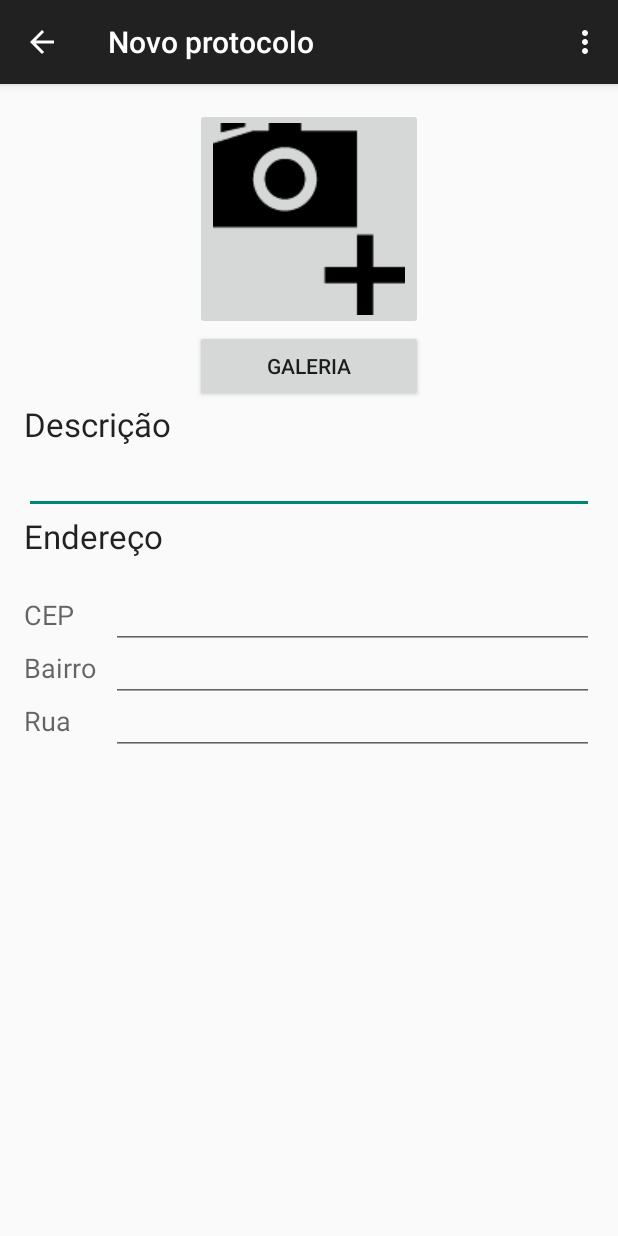
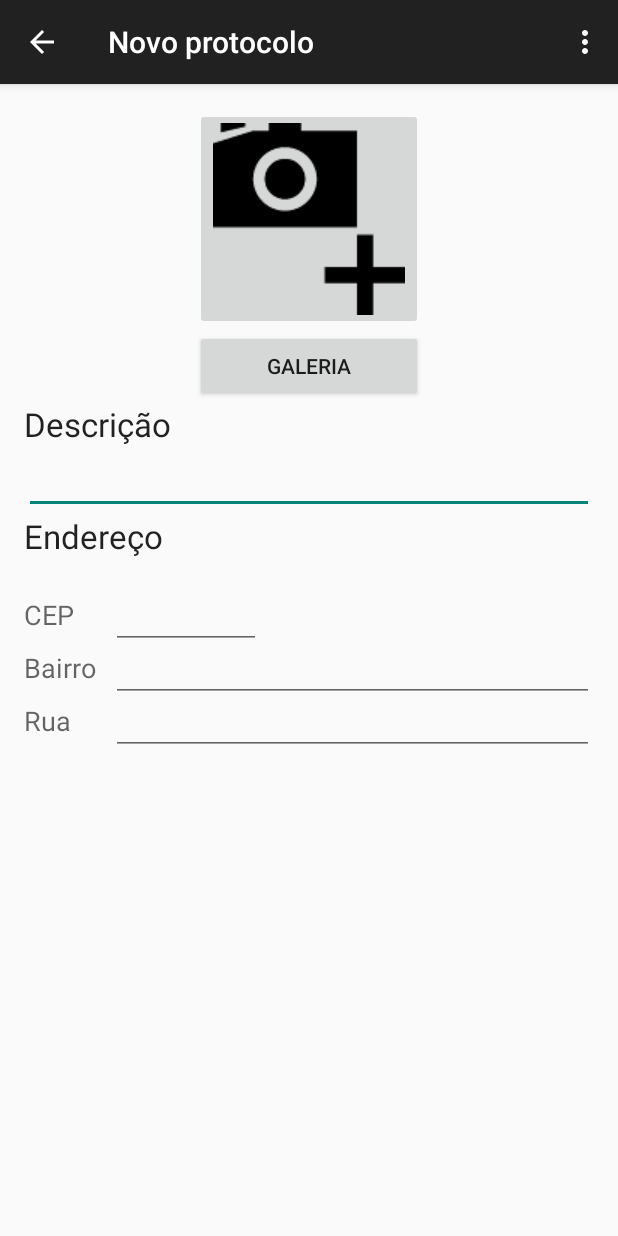
Before and after one commit to CidadeIluminada/TCMCidadeIluminada, an Android app: the ProtocoloActivity screen opened directly, with no data from a screen before it, on a phone screen of 412 x 824 dp. Run offline under Robolectric (Android 15) with nearby library versions, the phone set to English and light mode, and no system bars.

Commit message:
Ajustes no edit de CEP

```diff
--- a/android/CidadeIluminada/app/src/main/res/layout/activity_protocolo.xml
+++ b/android/CidadeIluminada/app/src/main/res/layout/activity_protocolo.xml
@@ -69,15 +69,14 @@
         android:layout_alignParentStart="true" />
 
     <EditText
-        android:layout_width="wrap_content"
+        android:layout_width="100dp"
         android:layout_height="wrap_content"
         android:ems="10"
         android:id="@+id/cepEditText"
         android:layout_alignTop="@+id/cepProtocoloLabel"
         android:layout_alignBaseline="@+id/cepProtocoloLabel"
         android:layout_alignStart="@+id/bairroEditText"
-        android:layout_alignParentEnd="true"
-        android:inputType="text" />
+        android:inputType="number" />
 
     <TextView
         android:layout_width="wrap_content"
```
